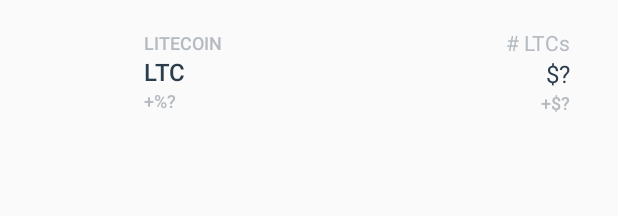
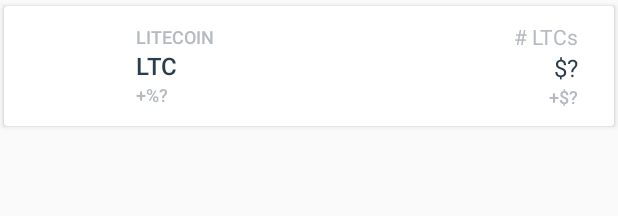
Before and after one commit to NeLk42/cryptofolio, an Android app: the layout balance_grid_item.xml on its own in the app's theme, with its tools: preview values and no code run, on a phone screen of 412 x 824 dp. Shown: the top 216 px of the screen. Run offline under Robolectric (Android 15) with nearby library versions, the phone set to English and light mode, and no system bars.

Commit message:
Adding CardView and elevation

```diff
--- a/app/build.gradle
+++ b/app/build.gradle
@@ -25,14 +25,15 @@ dependencies {
         exclude group: 'com.android.support', module: 'support-annotations'
     })
     compile 'com.squareup.picasso:picasso:2.5.2'
-    compile 'com.android.support:appcompat-v7:25.3.1'
     compile 'com.android.support:design:25.3.1'
     compile 'com.android.support.constraint:constraint-layout:1.0.2'
     compile 'com.squareup.retrofit2:retrofit:2.2.0'
     compile 'com.squareup.retrofit2:converter-gson:2.2.0'
-    compile 'com.android.support:recyclerview-v7:25.3.1'
     compile 'org.apache.commons:commons-lang3:3.6'
     compile 'com.jakewharton:butterknife:8.8.1'
+    compile 'com.android.support:cardview-v7:25.3.1'
+    compile 'com.android.support:appcompat-v7:25.3.1'
+    compile 'com.android.support:recyclerview-v7:25.3.1'
     annotationProcessor 'com.jakewharton:butterknife-compiler:8.8.1'
 
     testCompile 'junit:junit:4.12'
--- a/app/src/main/res/layout/activity_main.xml
+++ b/app/src/main/res/layout/activity_main.xml
@@ -14,11 +14,13 @@
     <GridLayout
         android:layout_width="match_parent"
         android:layout_height="match_parent"
+        android:clipToPadding="false"
         tools:context="nelk.io.crypton.MainActivity">
 
         <android.support.v7.widget.RecyclerView
             android:layout_width="match_parent"
             android:layout_height="wrap_content"
+            android:outlineProvider="bounds"
             android:id="@+id/rv_balances_grid"
             android:scrollbars="vertical">
         </android.support.v7.widget.RecyclerView>
--- a/app/src/main/res/layout/balance_grid_item.xml
+++ b/app/src/main/res/layout/balance_grid_item.xml
@@ -1,10 +1,23 @@
 <?xml version="1.0" encoding="utf-8"?>
 <LinearLayout xmlns:android="http://schemas.android.com/apk/res/android"
     xmlns:tools="http://schemas.android.com/tools"
+    xmlns:app="http://schemas.android.com/apk/res-auto"
     android:orientation="horizontal"
     android:layout_width="match_parent"
     android:layout_height="wrap_content"
-    android:padding="16dp">
+    android:padding="0dp">
+
+    <android.support.v7.widget.CardView
+        app:cardUseCompatPadding="true"
+        android:layout_width="match_parent"
+        android:layout_height="wrap_content"
+        android:id="@+id/cv">
+
+        <LinearLayout
+            android:orientation="horizontal"
+            android:layout_width="match_parent"
+            android:layout_height="wrap_content"
+            android:padding="8dp">
 
                 <ImageView
                     xmlns:android="http://schemas.android.com/apk/res/android"
@@ -58,7 +71,6 @@
                         tools:text="@string/balance_percentage_increase"/>
                 </LinearLayout>
 
-
                 <LinearLayout
                     android:layout_width="wrap_content"
                     android:layout_height="wrap_content"
@@ -97,4 +109,9 @@
                         android:textColor="@color/textColorDetails"
                         tools:text="@string/balance_base_currency_increase"/>
                 </LinearLayout>
+
         </LinearLayout>
+
+    </android.support.v7.widget.CardView>
+
+</LinearLayout>
```
Lines whose indentation alone changed are shown as unchanged.
